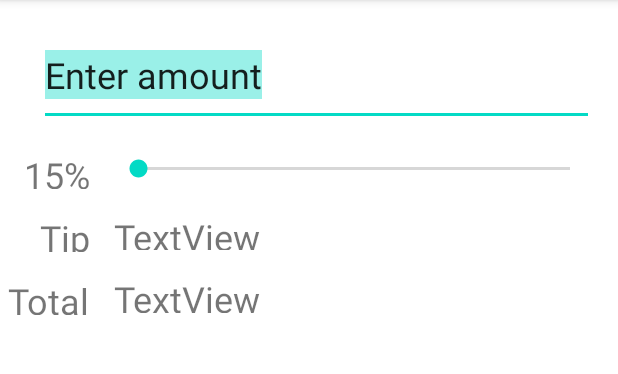
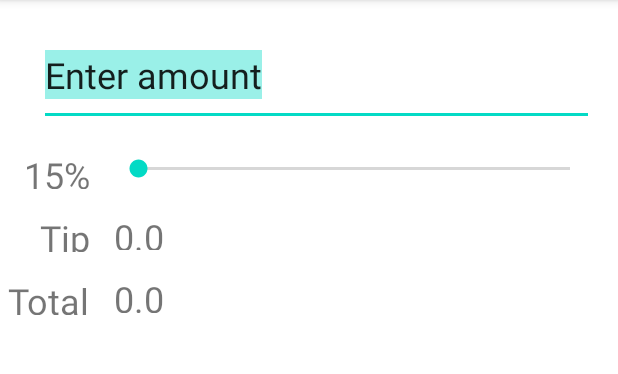
Before and after one commit to yokawaiik/Lab_1, an Android app: the screen it shows after launch (CalcActivity), on a phone screen of 412 x 824 dp, the part 84-458 px from its top. Run offline under Robolectric (Android 15) with nearby library versions, the light colour scheme and no system bars; 2 statements that could not run were skipped.

Commit message:
Пункт 10, 11

```diff
--- a/app/src/main/java/com/example/lab_1/CalcActivity.java
+++ b/app/src/main/java/com/example/lab_1/CalcActivity.java
@@ -10,8 +10,8 @@ import android.widget.TextView;
 
 public class CalcActivity extends AppCompatActivity {
 
-    private double amount= 0.0; // Сумма счёта
-    private double percent= 0.15; // Процент чаевых по умолчанию.
+    private double amount = 0.0; // Сумма счёта
+    private double percent = 0.15; // Процент чаевых по умолчанию.
     private EditText et_amount; // Поле для ввода суммы счёта
     private SeekBar sb_percent; // Ползунок для процентов
     private TextView tv_percent; // Поле для значения процента
@@ -25,5 +25,20 @@ public class CalcActivity extends AppCompatActivity {
     protected void onCreate(Bundle savedInstanceState) {
         super.onCreate(savedInstanceState);
         setContentView(R.layout.calc_activity);
+
+        et_amount = findViewById(R.id.et_amount);
+        sb_percent = findViewById(R.id.sb_percent);
+        tv_percent = findViewById(R.id.tv_percent);
+        tv_tip = findViewById(R.id.tv_tip);
+        tv_total = findViewById(R.id.tv_total);
+        // Для текстовых полей задаём первоначальные значения
+        tv_tip.setText("0.0");
+        tv_total.setText("0.0");
+
+        //  Слушатели событий интерфейса
+        et_amount.addTextChangedListener(amountTextWatcher);
+        sb_percent.setOnSeekBarChangeListener(sbListener);
+
+
     }
 }
```
